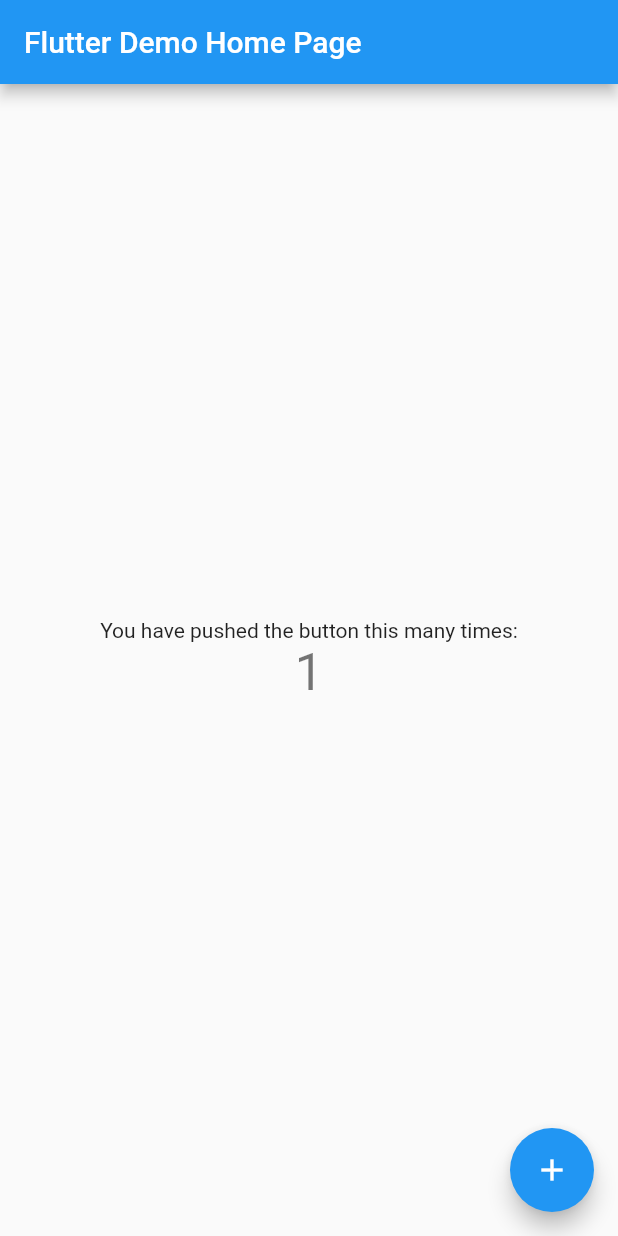
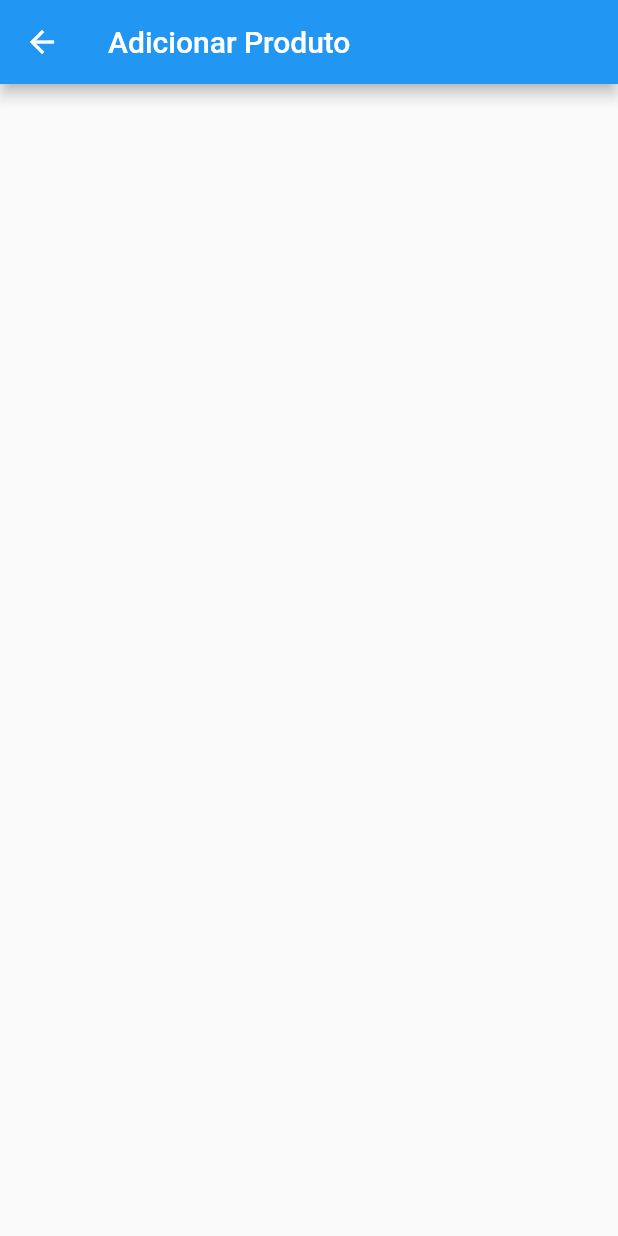
Before and after one commit to joao-cabral/crud-challenge, a Flutter app: the screen it shows after launch, after a tap on the "add" icon, on a phone screen of 412 x 824 dp. Run offline on Flutter 3.47's test engine with Material 2 defaults, Android fonts, the phone set to English and light mode, and no system bars; network calls fail.

```diff
--- /dev/null
+++ b/lib/components/user_tile.dart
@@ -0,0 +1,42 @@
+import 'package:crud_challenge/models/product_model.dart';
+import 'package:crud_challenge/routes/routes.dart';
+import 'package:flutter/material.dart';
+
+class ProductTile extends StatelessWidget{
+
+  final Product product;
+  const ProductTile(this.product);
+
+  @override
+  Widget build(BuildContext context){
+    final image = product.image == null || product.image.isEmpty
+      ? CircleAvatar(child:  Icon(Icons.insert_emoticon))
+      : CircleAvatar(backgroundImage: NetworkImage(product.image));
+
+    return ListTile(
+      leading: image,
+      title: Text(product.name),
+      subtitle: Text(product.value),
+      trailing: Container(
+        child: Row(
+        children: <Widget>[
+          IconButton(
+            icon: Icon(Icons.edit),
+            onPressed: (){
+              Navigator.of(context).pushNamed(
+                Routes.ADD_PRODUCT,
+                arguments: product,
+              );
+            }
+          ),
+          IconButton(
+            icon: Icon(Icons.delete),
+            color: Colors.red,
+            onPressed: (){}
+          ),
+        ],
+      ),
+      )
+    );
+  }
+}
--- /dev/null
+++ b/lib/data/mock_product.dart
@@ -0,0 +1,28 @@
+import 'package:crud_challenge/models/product_model.dart';
+
+const MOCK_PRODUCTS = {
+  '1': const Product(
+    id: '1',
+    name: 'Ventilador',
+    value: '170',
+    image: 'https://previews.123rf.com/images/ideagu/ideagu1405/ideagu140500065/28441975-vector-illustration-of-hand-with-clock-in-flat-design-for-time-management.jpg'
+  ),
+  '2': const Product(
+    id: '2',
+    name: 'Geladeira',
+    value: '1700',
+    image: 'https://previews.123rf.com/images/jossdiim/jossdiim1810/jossdiim181000032/110028825-man-collect-rubik-cube-timer-championship-concept.jpg'
+  ),
+  '3': const Product(
+    id: '3',
+    name: 'Cama',
+    value: '600',
+    image: 'https://previews.123rf.com/images/venimo/venimo1401/venimo140100008/24960207-time-management-vector-modern-illustration-in-flat-style-with-male-hand-holding-stopwatch.jpg'
+  ),
+  '4': const Product(
+    id: '4',
+    name: 'Sofa',
+    value: '400',
+    image: 'https://previews.123rf.com/images/rms164/rms1641504/rms164150400018/38672651-time-management-.jpg'
+  ),
+};
--- a/lib/main.dart
+++ b/lib/main.dart
@@ -1,111 +1,27 @@
+import 'package:crud_challenge/provider/products.dart';
+import 'package:crud_challenge/routes/routes.dart';
+import 'package:crud_challenge/views/add_product.dart';
+import 'package:crud_challenge/views/list_product.dart';
 import 'package:flutter/material.dart';
+import 'package:provider/provider.dart';
 
 void main() => runApp(MyApp());
 
 class MyApp extends StatelessWidget {
-  // This widget is the root of your application.
   @override
   Widget build(BuildContext context) {
-    return MaterialApp(
-      title: 'Flutter Demo',
-      theme: ThemeData(
-        // This is the theme of your application.
-        //
-        // Try running your application with "flutter run". You'll see the
-        // application has a blue toolbar. Then, without quitting the app, try
-        // changing the primarySwatch below to Colors.green and then invoke
-        // "hot reload" (press "r" in the console where you ran "flutter run",
-        // or simply save your changes to "hot reload" in a Flutter IDE).
-        // Notice that the counter didn't reset back to zero; the application
-        // is not restarted.
-        primarySwatch: Colors.blue,
+    return ChangeNotifierProvider(
+      create: (context) => Products(),
+      child: MaterialApp(
+        title: 'Flutter Demo',
+        theme: ThemeData(
+          primarySwatch: Colors.blue,
+        ),
+        routes: {
+          Routes.HOME: (_) => ProductsList(),
+          Routes.ADD_PRODUCT: (_) => AddProduct()
+        },
       ),
-      home: MyHomePage(title: 'Flutter Demo Home Page'),
     );
   }
 }
-
-class MyHomePage extends StatefulWidget {
-  MyHomePage({Key key, this.title}) : super(key: key);
-
-  // This widget is the home page of your application. It is stateful, meaning
-  // that it has a State object (defined below) that contains fields that affect
-  // how it looks.
-
-  // This class is the configuration for the state. It holds the values (in this
-  // case the title) provided by the parent (in this case the App widget) and
-  // used by the build method of the State. Fields in a Widget subclass are
-  // always marked "final".
-
-  final String title;
-
-  @override
-  _MyHomePageState createState() => _MyHomePageState();
-}
-
-class _MyHomePageState extends State<MyHomePage> {
-  int _counter = 0;
-
-  void _incrementCounter() {
-    setState(() {
-      // This call to setState tells the Flutter framework that something has
-      // changed in this State, which causes it to rerun the build method below
-      // so that the display can reflect the updated values. If we changed
-      // _counter without calling setState(), then the build method would not be
-      // called again, and so nothing would appear to happen.
-      _counter++;
-    });
-  }
-
-  @override
-  Widget build(BuildContext context) {
-    // This method is rerun every time setState is called, for instance as done
-    // by the _incrementCounter method above.
-    //
-    // The Flutter framework has been optimized to make rerunning build methods
-    // fast, so that you can just rebuild anything that needs updating rather
-    // than having to individually change instances of widgets.
-    return Scaffold(
-      appBar: AppBar(
-        // Here we take the value from the MyHomePage object that was created by
-        // the App.build method, and use it to set our appbar title.
-        title: Text(widget.title),
-      ),
-      body: Center(
-        // Center is a layout widget. It takes a single child and positions it
-        // in the middle of the parent.
-        child: Column(
-          // Column is also a layout widget. It takes a list of children and
-          // arranges them vertically. By default, it sizes itself to fit its
-          // children horizontally, and tries to be as tall as its parent.
-          //
-          // Invoke "debug painting" (press "p" in the console, choose the
-          // "Toggle Debug Paint" action from the Flutter Inspector in Android
-          // Studio, or the "Toggle Debug Paint" command in Visual Studio Code)
-          // to see the wireframe for each widget.
-          //
-          // Column has various properties to control how it sizes itself and
-          // how it positions its children. Here we use mainAxisAlignment to
-          // center the children vertically; the main axis here is the vertical
-          // axis because Columns are vertical (the cross axis would be
-          // horizontal).
-          mainAxisAlignment: MainAxisAlignment.center,
-          children: <Widget>[
-            Text(
-              'You have pushed the button this many times:',
-            ),
-            Text(
-              '$_counter',
-              style: Theme.of(context).textTheme.display1,
-            ),
-          ],
-        ),
-      ),
-      floatingActionButton: FloatingActionButton(
-        onPressed: _incrementCounter,
-        tooltip: 'Increment',
-        child: Icon(Icons.add),
-      ), // This trailing comma makes auto-formatting nicer for build methods.
-    );
-  }
-}
--- /dev/null
+++ b/lib/models/product_model.dart
@@ -0,0 +1,23 @@
+import 'package:flutter/cupertino.dart';
+
+class Product {
+  final String id;
+  final String name;
+  final String value;
+  final String image;
+
+  const Product({
+    this.id,
+    @required this.name,
+    @required this.value,
+    @required this.image
+  });
+
+//  Map<String, dynamic> toMap() {
+//    var map = <String, dynamic>{
+//      'id': id,
+//      'name': name,
+//    };
+//    return map;
+//  }
+}
--- /dev/null
+++ b/lib/routes/routes.dart
@@ -0,0 +1,4 @@
+class Routes {
+  static const HOME = '/';
+  static const ADD_PRODUCT = '/add_product';
+}
--- /dev/null
+++ b/lib/views/add_product.dart
@@ -0,0 +1,16 @@
+import 'package:flutter/cupertino.dart';
+import 'package:flutter/material.dart';
+
+class AddProduct extends StatelessWidget{
+  @override
+  Widget build(BuildContext context){
+    return Scaffold(
+      appBar: AppBar(
+        title: Text('Adicionar Produto'),
+        actions: <Widget>[
+
+        ],
+      ),
+    );
+  }
+}
--- /dev/null
+++ b/lib/views/list_product.dart
@@ -0,0 +1,32 @@
+import 'package:crud_challenge/components/user_tile.dart';
+import 'package:crud_challenge/provider/products.dart';
+import 'package:crud_challenge/routes/routes.dart';
+import 'package:flutter/material.dart';
+import 'package:provider/provider.dart';
+
+class ProductsList extends StatelessWidget{
+  @override
+  Widget build(BuildContext context){
+    final Products products = Provider.of(context);
+
+    return Scaffold(
+      appBar: AppBar(
+        title: Text("Lista de produtos"),
+        actions: <Widget>[
+          IconButton(
+            icon: Icon(Icons.add),
+            onPressed: () => {
+              Navigator.of(context).pushNamed(
+                Routes.ADD_PRODUCT
+              )
+            },
+          )
+        ],
+      ),
+      body: ListView.builder(
+        itemCount: products.count,
+        itemBuilder: (context, index) => ProductTile(products.all.elementAt(index))
+      )
+    );
+  }
+}
--- a/pubspec.yaml
+++ b/pubspec.yaml
@@ -23,6 +23,9 @@ dependencies:
   # The following adds the Cupertino Icons font to your application.
   # Use with the CupertinoIcons class for iOS style icons.
   cupertino_icons: ^0.1.2
+  sqflite: ^1.1.6+4
+  path_provider: ^1.3.0
+  provider:
 
 dev_dependencies:
   flutter_test:
```
Also changed, not shown: lib/provider/products.dart (added, +58 -0 lines), pubspec.lock.
